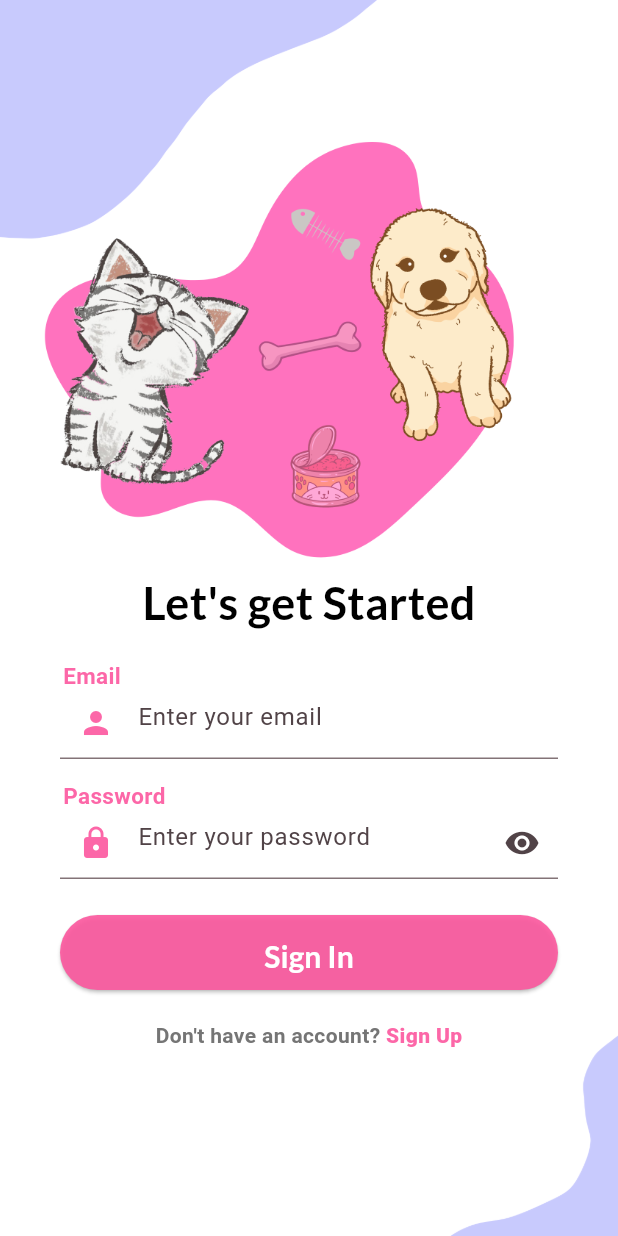
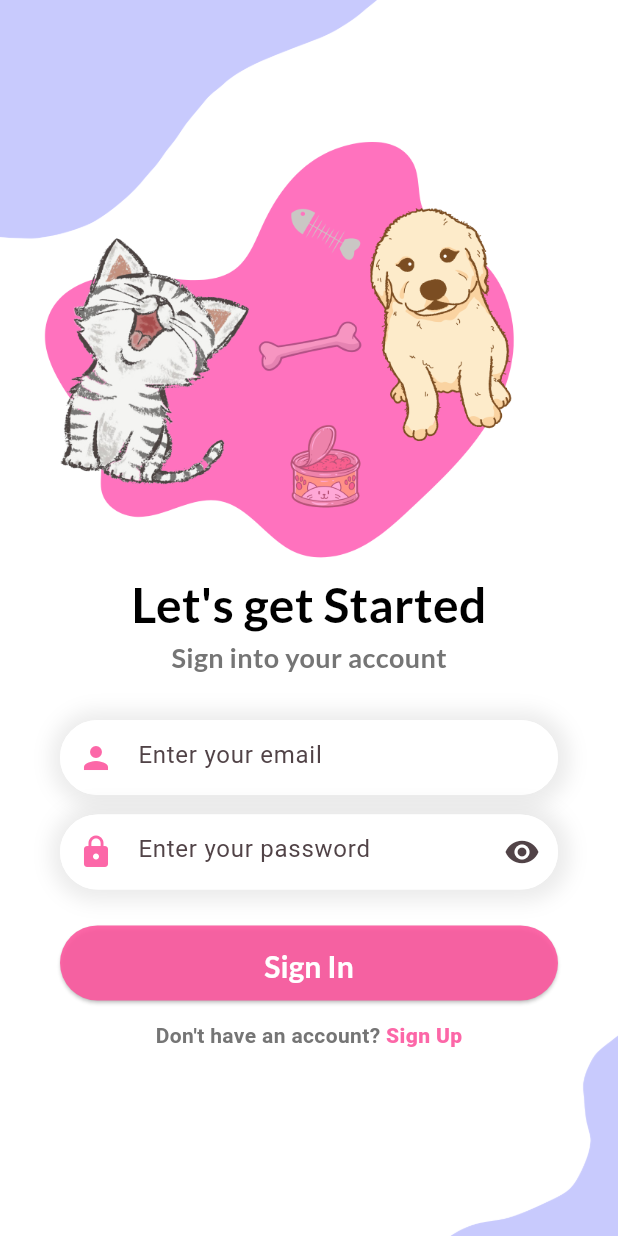
Before and after one commit to Tiarasekarsini/067_AloAnimal, a Flutter app: the SignIn screen opened directly, on a phone screen of 412 x 824 dp. Run offline on Flutter 3.47's test engine with Material 2 defaults, Android fonts, the light colour scheme and no system bars; our stand-ins replace google_fonts.

Commit message:
update view for login(sign in)

```diff
--- a/lib/view/sign_in.dart
+++ b/lib/view/sign_in.dart
@@ -34,8 +34,18 @@ class SignIn extends StatelessWidget {
               padding: const EdgeInsets.only(top: 380),
               child: Text("Let's get Started",
                   style: GoogleFonts.lato(
-                    fontSize: 30,
+                    fontSize: 32,
                     color: Colors.black,
+                    fontWeight: FontWeight.bold,
+                  )),
+            ),
+            Container(
+              alignment: Alignment.topCenter,
+              padding: const EdgeInsets.only(top: 425),
+              child: Text("Sign into your account",
+                  style: GoogleFonts.lato(
+                    fontSize: 18,
+                    color: Colors.grey.shade600,
                     fontWeight: FontWeight.bold,
                   )),
             ),
@@ -47,30 +57,32 @@ class SignIn extends StatelessWidget {
               ),
             ),
             Container(
-              padding: const EdgeInsets.only(left: 25),
-              margin: const EdgeInsets.only(top: 440, left: 17, right: 17),
-              alignment: Alignment.centerLeft,
-              child: const Text(
-                'Email',
-                textAlign: TextAlign.left,
-                style: TextStyle(
-                    fontSize: 15,
-                    color: Color.fromARGB(230, 252, 87, 158),
-                    fontWeight: FontWeight.bold),
-              ),
-            ),
-            Container(
-                padding: const EdgeInsets.only(top: 8),
-                margin: const EdgeInsets.only(top: 450, right: 40, left: 40),
-                child: Column(children: [
-                  TextFormField(
-                    decoration: const InputDecoration(
+                height: 50,
+                margin: const EdgeInsets.only(top: 480, left: 40, right: 40),
+                decoration: BoxDecoration(
+                    color: Colors.white,
+                    borderRadius: BorderRadius.circular(30),
+                    boxShadow: [
+                      BoxShadow(
+                          spreadRadius: 7,
+                          blurRadius: 10,
+                          offset: Offset(1, 1),
+                          color: Colors.grey.withOpacity(0.2))
+                    ]),
+                child: TextFormField(
+                  decoration: InputDecoration(
                       hintText: "Enter your email",
-                      prefixIcon: Icon(
+                      prefixIcon: const Icon(
                         Icons.person,
                         color: Color.fromARGB(230, 252, 87, 158),
                       ),
-                    ),
+                      focusedBorder: const OutlineInputBorder(
+                          borderSide:
+                              BorderSide(color: Colors.white, width: 1.0)),
+                      enabledBorder: OutlineInputBorder(
+                          borderRadius: BorderRadius.circular(30),
+                          borderSide: const BorderSide(
+                              color: Colors.white, width: 1.0))),
                   validator: (value) {
                     if (value == null || value.isEmpty) {
                       return "Please enter your name";
@@ -78,32 +90,35 @@ class SignIn extends StatelessWidget {
                     return null;
                   },
                   onSaved: (value) {},
+                )),
+            Container(
+                height: 50,
+                margin: const EdgeInsets.only(top: 543, left: 40, right: 40),
+                decoration: BoxDecoration(
+                    color: Colors.white,
+                    borderRadius: BorderRadius.circular(30),
+                    boxShadow: [
+                      BoxShadow(
+                          spreadRadius: 7,
+                          blurRadius: 10,
+                          offset: Offset(1, 1),
+                          color: Colors.grey.withOpacity(0.2))
+                    ]),
+                child: TextFormField(
+                  decoration: InputDecoration(
+                      hintText: "Enter your password",
+                      prefixIcon: const Icon(
+                        Icons.lock,
+                        color: Color.fromARGB(230, 252, 87, 158),
                       ),
-                ])),
-            Container(
-              padding: const EdgeInsets.only(left: 25),
-              margin: const EdgeInsets.only(top: 520, left: 17, right: 17),
-              alignment: Alignment.centerLeft,
-              child: const Text(
-                'Password',
-                textAlign: TextAlign.left,
-                style: TextStyle(
-                    fontSize: 15,
-                    color: Color.fromARGB(230, 252, 87, 158),
-                    fontWeight: FontWeight.bold),
-              ),
-            ),
-            Container(
-                padding: const EdgeInsets.only(top: 8),
-                margin: const EdgeInsets.only(top: 530, right: 40, left: 40),
-                child: Column(children: [
-                  TextFormField(
-                    obscureText: true,
-                    decoration: const InputDecoration(
-                        hintText: "Enter your password",
-                        prefixIcon: Icon(Icons.lock,
-                            color: Color.fromARGB(230, 252, 87, 158)),
-                        suffixIcon: Icon(Icons.visibility)),
+                      suffixIcon: const Icon(Icons.visibility),
+                      focusedBorder: const OutlineInputBorder(
+                          borderSide:
+                              BorderSide(color: Colors.white, width: 1.0)),
+                      enabledBorder: OutlineInputBorder(
+                          borderRadius: BorderRadius.circular(30),
+                          borderSide: const BorderSide(
+                              color: Colors.white, width: 1.0))),
                   validator: (value) {
                     if (value == null || value.isEmpty) {
                       return "Please enter your password";
@@ -111,10 +126,9 @@ class SignIn extends StatelessWidget {
                     return null;
                   },
                   onSaved: (value) {},
-                  ),
-                ])),
+                )),
             Container(
-              padding: const EdgeInsets.only(top: 610, left: 40, right: 40),
+              padding: const EdgeInsets.only(top: 617, left: 40, right: 40),
               child: ElevatedButton(
                 style: ElevatedButton.styleFrom(
                   backgroundColor: Color.fromARGB(230, 252, 87, 158),
```
Lines whose indentation alone changed are shown as unchanged.
